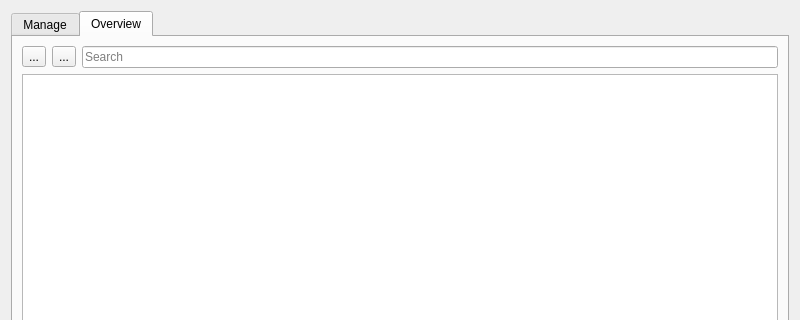
First picture: the form in src/views/ui_files/forms/security_form.ui, repository JakubFranek/Kapytal, before the edit; both pictures show x 0 to 800 and y 0 to 320 of the 800 by 600 pixel window.
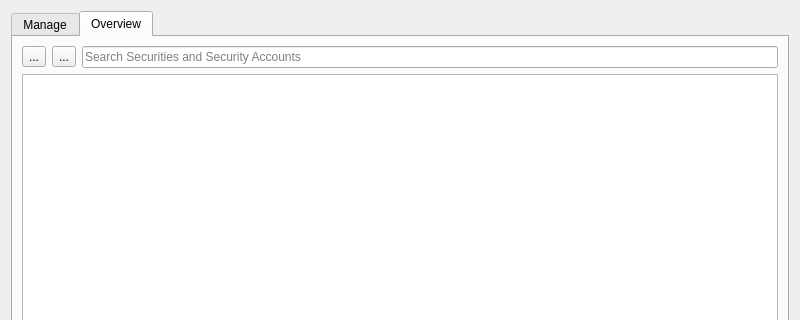
Second picture: the form after the edit. The open tabs and pages were chosen to show the change.

Commit message: Improve Security Form Overview tab search bar text

What changed in the file:
```diff
--- a/src/views/ui_files/forms/security_form.ui
+++ b/src/views/ui_files/forms/security_form.ui
@@ -212,7 +212,7 @@
          <item>
           <widget class="QLineEdit" name="overviewSearchLineEdit">
            <property name="placeholderText">
-            <string>Search</string>
+            <string>Search Securities and Security Accounts</string>
            </property>
           </widget>
          </item>
```
The commit also changes 1 other file.
